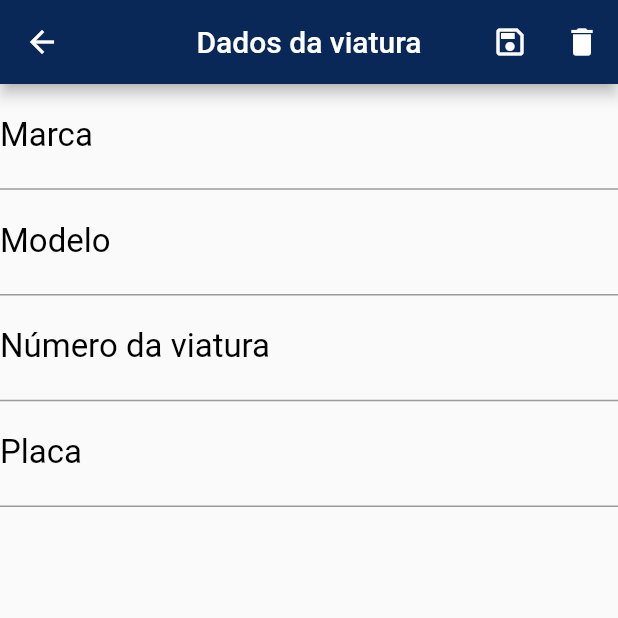
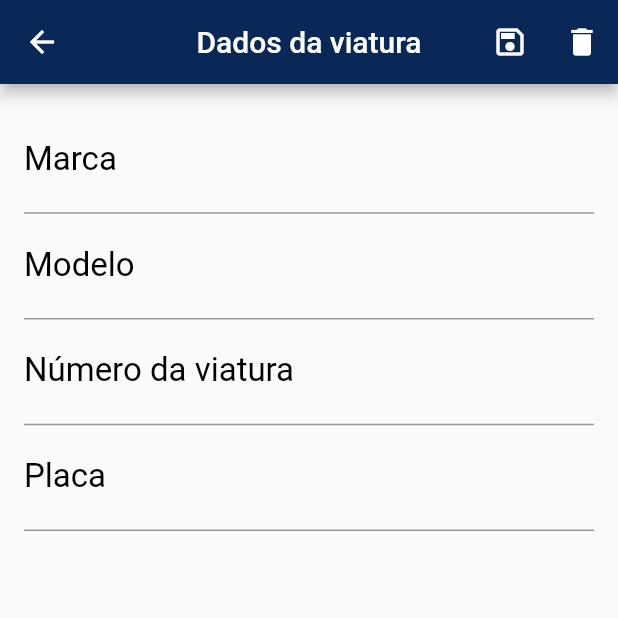
Before and after one commit to matheusneriss/aplicativo-boletim, a Flutter app: the DadosViaturas screen opened directly with empty values, on a phone screen of 412 x 824 dp, the top half of it. Run offline on Flutter 3.47's test engine with Material 2 defaults, Android fonts, the phone set to English and light mode, and no system bars; our stand-ins replace cloud_firestore, firebase_auth, firebase_core, firebase_storage, image_picker, mask_text_input_formatter; accounts and stored records are empty.

Commit message:
melhoria tela dados viatura

```diff
--- a/lib/telas/DadosViaturas.dart
+++ b/lib/telas/DadosViaturas.dart
@@ -160,7 +160,9 @@ class _DadosViaturasState extends State<DadosViaturas> {
             ),
           ],
         ),
-        body:  Form(
+        body:  Padding(
+    padding: EdgeInsets.all(16),
+    child: Form(
       key: _formKey,
       child: ListView(
         children: <Widget>[
@@ -260,6 +262,7 @@ class _DadosViaturasState extends State<DadosViaturas> {
         ],
       ),
         ),
+        ),
     );
   }
 }
```
